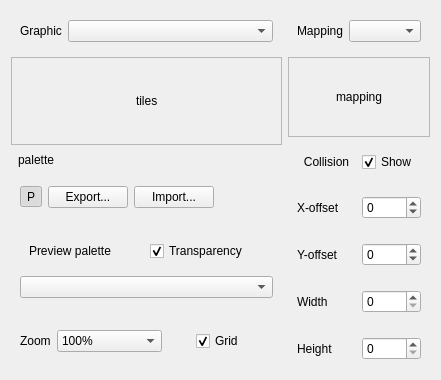
Old version of the form libtales-qt/talesqtgraphicseditorwidget.ui in the repository suppertails66/tales.
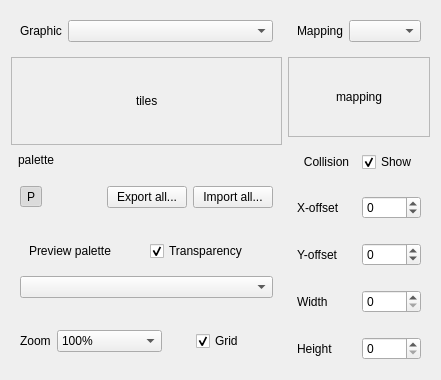
New version of the form. Icons and pictures are not drawn. Custom widgets are drawn as their Qt base class.

Commit message: Expand mass PNG import/export functionality

```diff
--- a/libtales-qt/talesqtgraphicseditorwidget.ui
+++ b/libtales-qt/talesqtgraphicseditorwidget.ui
@@ -247,20 +247,6 @@
           </property>
          </widget>
         </item>
-        <item>
-         <widget class="QPushButton" name="exportButton">
-          <property name="text">
-           <string>Export...</string>
-          </property>
-         </widget>
-        </item>
-        <item>
-         <widget class="QPushButton" name="importButton">
-          <property name="text">
-           <string>Import...</string>
-          </property>
-         </widget>
-        </item>
         <item>
          <spacer name="horizontalSpacer">
           <property name="orientation">
@@ -274,6 +260,20 @@
           </property>
          </spacer>
         </item>
+        <item>
+         <widget class="QPushButton" name="exportButton">
+          <property name="text">
+           <string>Export all...</string>
+          </property>
+         </widget>
+        </item>
+        <item>
+         <widget class="QPushButton" name="importButton">
+          <property name="text">
+           <string>Import all...</string>
+          </property>
+         </widget>
+        </item>
        </layout>
       </widget>
      </item>
```
The commit also changes 12 other files.
